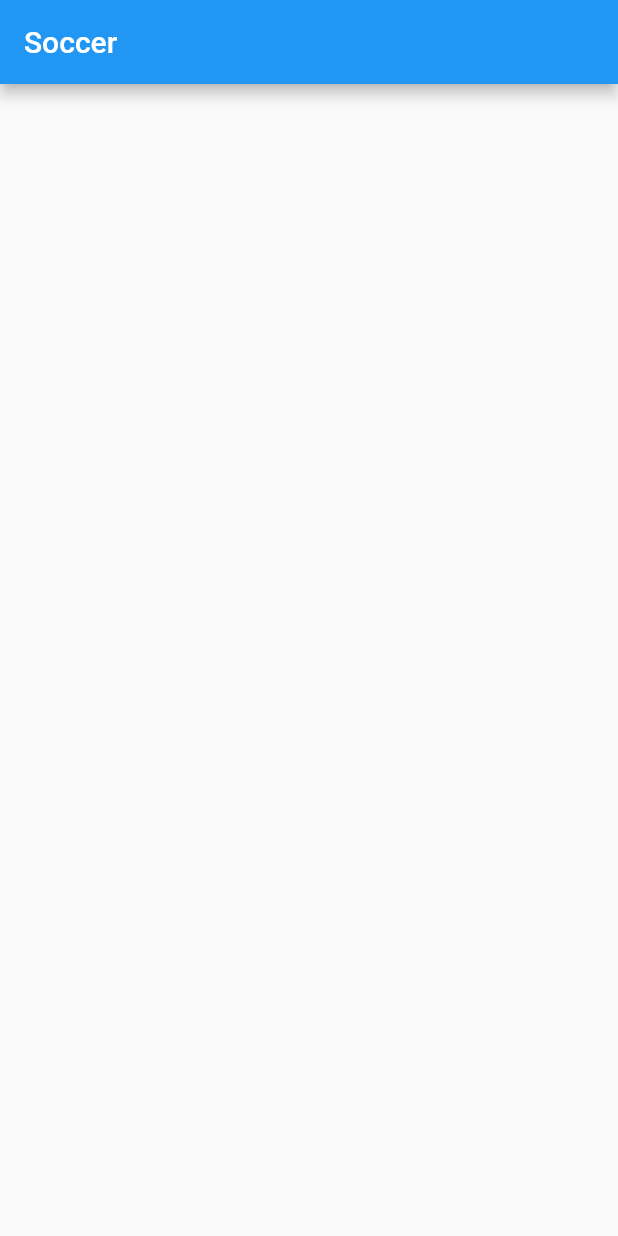
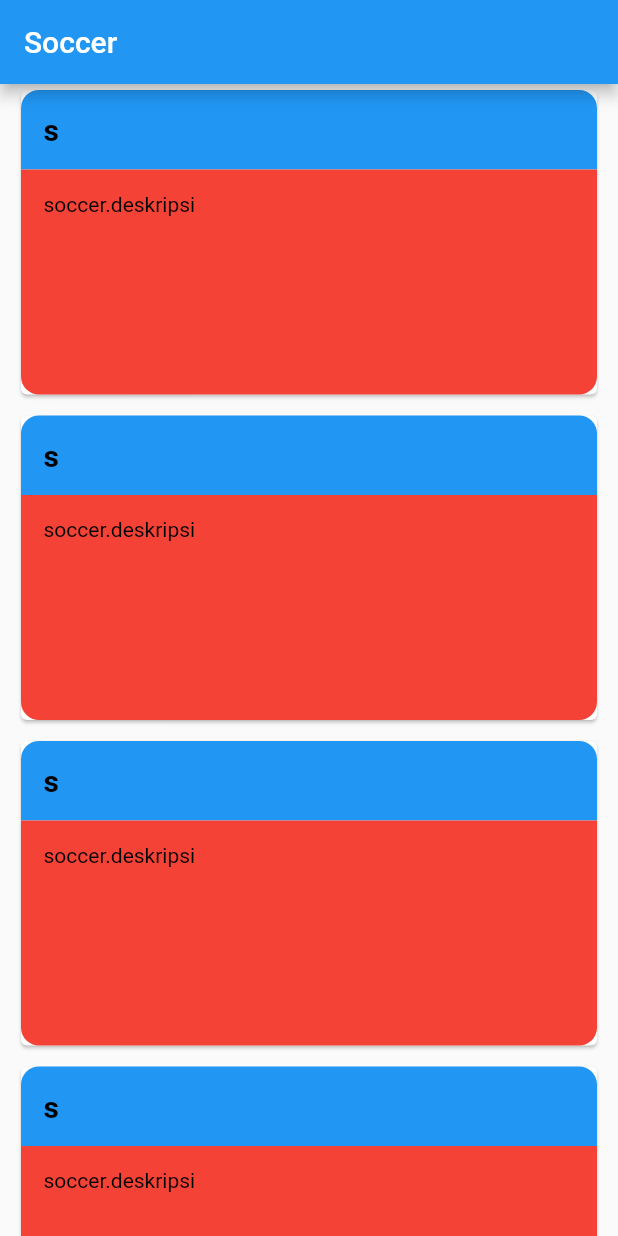
Before and after one commit to habib-ahnaf/praktikum6, a Flutter app: the screen it shows after launch, on a phone screen of 412 x 824 dp. Run offline on Flutter 3.47's test engine with Material 2 defaults, Android fonts, the phone set to English and light mode, and no system bars; network calls fail.

Commit message:
kacau balau lurd

```diff
--- a/lib/widgets/soccerWidget.dart
+++ b/lib/widgets/soccerWidget.dart
@@ -1,86 +1,86 @@
 import 'package:flutter/material.dart';
 import 'package:praktikum6/models/soccer.dart';
 
-class SoccerWidget extends StatelessWidget {
+class SoccerWidget extends StatefulWidget {
   final List<Soccer> soccers;
 
   SoccerWidget({this.soccers});
 
   @override
+  _SoccerWidgetState createState() => _SoccerWidgetState();
+}
+
+class _SoccerWidgetState extends State<SoccerWidget> {
+  @override
   Widget build(BuildContext context) {
-    return ListView.builder(
-        itemCount: soccers.length,
+    return Scaffold(
+      body: ListView.builder(
+        padding: EdgeInsets.symmetric(horizontal: 10),
+        itemCount: 5,
         itemBuilder: (context, index) {
-          final soccer = soccers[index];
-
-          return Container(
-              margin: EdgeInsets.symmetric(horizontal: 50, vertical: 20),
-              width: MediaQuery.of(context).size.width,
-              height: 180,
-              decoration: BoxDecoration(
-                color: Colors.greenAccent,
-                borderRadius: BorderRadius.circular(2),
-                boxShadow: [
-                  BoxShadow(
-                    color: Colors.black.withOpacity(0.6),
-                    offset: Offset(
-                      0.0,
-                      10.0,
-                    ),
-                    blurRadius: 10.0,
-                    spreadRadius: -6.0,
-                  ),
-                ],
-              ),
-              child: Stack(
-                children: [
-                  Align(
-                    child: Padding(
-                      padding: EdgeInsets.symmetric(
-                          horizontal: 125.0, vertical: 5.0),
-                      child: Text(
-                        soccer.judul,
-                        style: TextStyle(
-                          fontSize: 17,
+          // final soccer = 10;
+          return Column(
+            crossAxisAlignment: CrossAxisAlignment.center,
+            mainAxisAlignment: MainAxisAlignment.center,
+            children: [
+              Card(
+                child: Column(
+                  crossAxisAlignment: CrossAxisAlignment.center,
+                  children: [
+                    Container(
+                      decoration: BoxDecoration(
+                        borderRadius: BorderRadius.only(
+                          topLeft: Radius.circular(12),
+                          topRight: Radius.circular(12),
                         ),
-                        overflow: TextOverflow.ellipsis,
-                        maxLines: 2,
-                        textAlign: TextAlign.center,
+                        color: Colors.blue,
+                      ),
+                      width: double.infinity,
+                      // color: Colors.blue,
+                      child: Padding(
+                        padding: EdgeInsets.all(15.0),
+                        child: Text(
+                          's',
+                          style: TextStyle(
+                            fontWeight: FontWeight.bold,
+                            color: Colors.black,
+                            fontSize: 20.0,
+                          ),
+                        ),
                       ),
                     ),
-                    alignment: Alignment.topLeft,
-                  ),
-                  Align(
-                    child: Row(
-                      mainAxisAlignment: MainAxisAlignment.spaceBetween,
-                      children: [
-                        Container(
-                          padding: EdgeInsets.all(5),
-                          margin: EdgeInsets.all(10),
-                          decoration: BoxDecoration(
-                            color: Colors.black.withOpacity(0.4),
-                            borderRadius: BorderRadius.circular(2),
-                          ),
-                          child: Row(
-                            children: [
-                              Text(soccer.deskripsi),
-                            ],
-                          ),
+                    Container(
+                      decoration: BoxDecoration(
+                        borderRadius: BorderRadius.only(
+                          bottomLeft: Radius.circular(12),
+                          bottomRight: Radius.circular(12),
                         ),
-                        Container(
-                          padding: EdgeInsets.all(5),
-                          margin: EdgeInsets.all(5),
-                          decoration: BoxDecoration(
-                            color: Colors.black.withOpacity(0.4),
-                            borderRadius: BorderRadius.circular(2),
-                          ),
-                        )
-                      ],
+                        color: Colors.red,
+                      ),
+                      width: double.infinity,
+                      padding: EdgeInsets.all(15.0),
+                      height: 150,
+                      child: Column(
+                        mainAxisAlignment: MainAxisAlignment.start,
+                        crossAxisAlignment: CrossAxisAlignment.start,
+                        children: [
+                          Text(
+                            'soccer.deskripsi',
+                            style: TextStyle(color: Colors.black),
+                          )
+                        ],
+                      ),
                     ),
-                    alignment: Alignment.bottomLeft,
-                  ),
-                ],
-              ));
-        });
+                  ],
+                ),
+              ),
+              SizedBox(
+                height: 6.0,
+              ),
+            ],
+          );
+        },
+      ),
+    );
   }
 }
```
Also changed, not shown: pubspec.lock.
